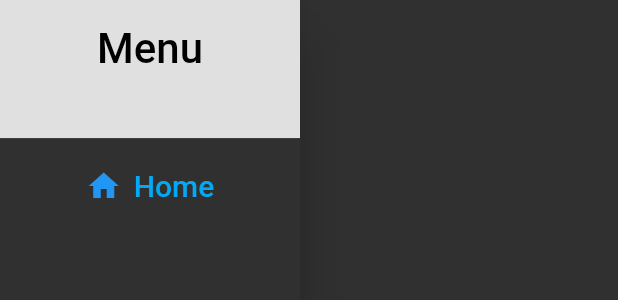
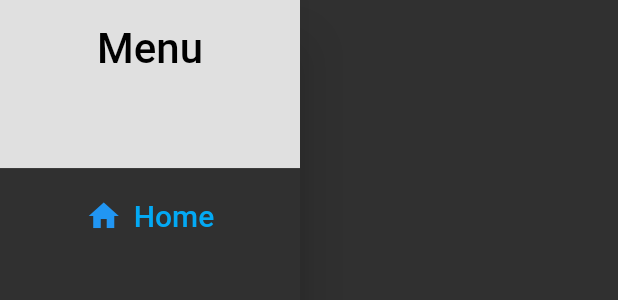
Before and after one commit to kuroodo/Weight-App, a Flutter app: the NavDrawer widget shown alone on an empty page, opened directly, on a phone screen of 412 x 824 dp. Shown: the top 300 px of the screen. Run offline on Flutter 3.47's test engine with Material 2 defaults, Android fonts, the phone set to English and light mode, and no system bars; our stand-ins replace dropdown_button2.

Commit message:
Adjust drawer header height

```diff
--- a/lib/widgets/nav_drawer.dart
+++ b/lib/widgets/nav_drawer.dart
@@ -12,7 +12,7 @@ class NavDrawer extends StatelessWidget {
         padding: const EdgeInsets.all(0),
         children: [
           SizedBox(
-            height: 100,
+            height: 120,
             child: DrawerHeader(
               decoration: BoxDecoration(
                 color: Colors.grey[300],
```
